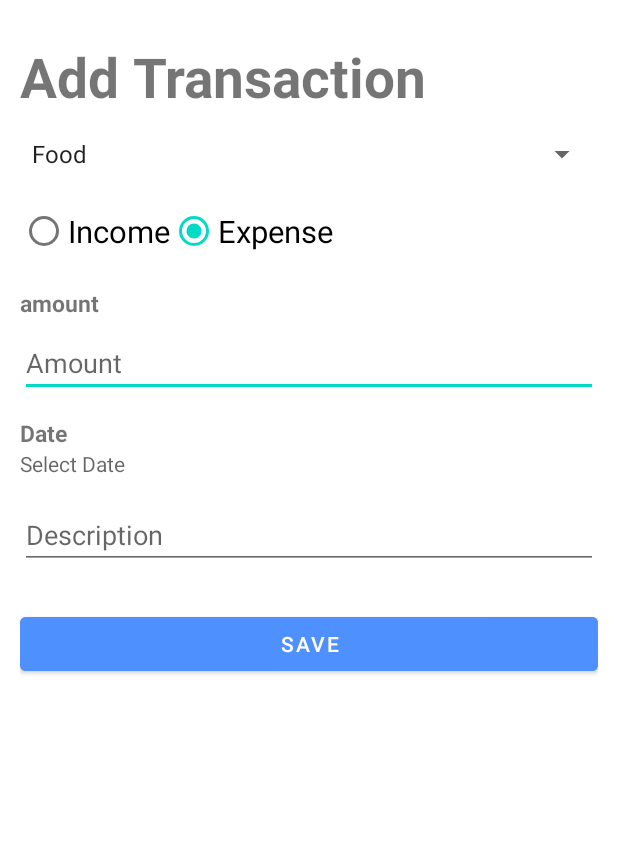
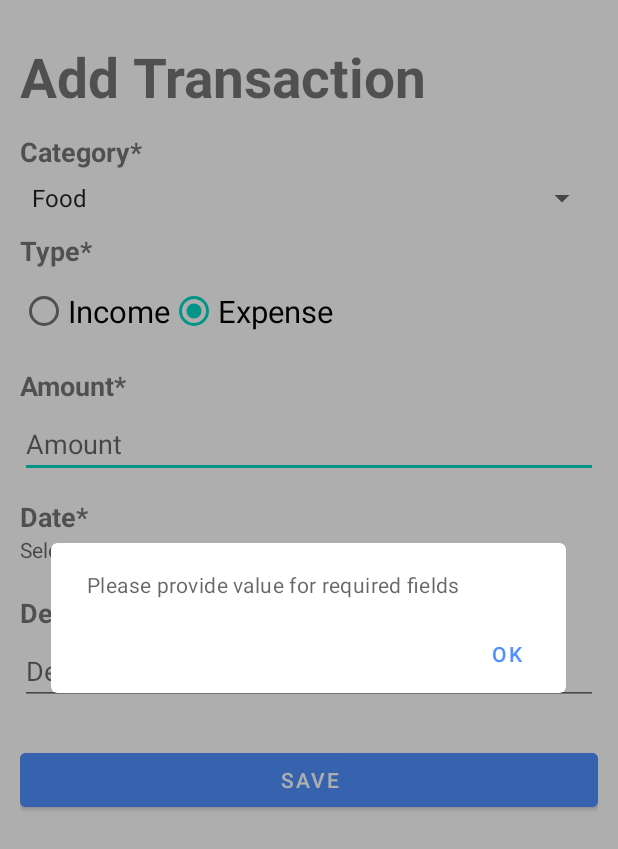
Before and after one commit to Uzair-Jamal/Expense-Tracker, an Android app: the AddTransactionActivity screen opened directly, with no data from a screen before it, after a tap on "SAVE", on a phone screen of 412 x 824 dp. Shown: the top 849 px of the screen. Run offline under Robolectric (Android 15) with nearby library versions, the phone set to English and light mode, and no system bars; our stand-ins replace Room's generated code, data binding, sdp/ssp sizes.

Commit message:
validations added for add transaction(point 1).

```diff
--- a/app/src/main/java/com/andriod/mobileappdevelopertask/Ui/Activity/AddTransactionActivity.kt
+++ b/app/src/main/java/com/andriod/mobileappdevelopertask/Ui/Activity/AddTransactionActivity.kt
@@ -1,8 +1,10 @@
 package com.andriod.mobileappdevelopertask.Ui.Activity
 
 import android.app.Application
+import android.content.Intent
 import android.os.Bundle
 import android.util.Log
+import android.widget.Toast
 import androidx.activity.enableEdgeToEdge
 import androidx.appcompat.app.AppCompatActivity
 import androidx.core.view.ViewCompat
@@ -13,6 +15,7 @@ import com.andriod.mobileappdevelopertask.databinding.ActivityAddTransactionBind
 import com.andriod.mobileappdevelopertask.entity.Transaction
 import com.andriod.mobileappdevelopertask.viewModel.TransactionViewmodel
 import com.google.android.material.datepicker.MaterialDatePicker
+import com.google.android.material.dialog.MaterialAlertDialogBuilder
 import java.text.SimpleDateFormat
 import java.util.Date
 import java.util.Locale
@@ -41,7 +44,6 @@ class AddTransactionActivity : AppCompatActivity() {
         }
 
         datePicker.addOnPositiveButtonClickListener {
-            val dateLong = it
             date = SimpleDateFormat("MMM dd, yyyy", Locale.getDefault()).format(Date(it))
             binding.dateInput.text = date
         }
@@ -52,7 +54,7 @@ class AddTransactionActivity : AppCompatActivity() {
             category = binding.categorySpinner.selectedItem.toString()
 
             val selectedId = binding.transactionTypeGroup.checkedRadioButtonId
-            type = when(selectedId){
+            type = when (selectedId) {
                 R.id.expenseRadio -> binding.expenseRadio.text.toString()
                 R.id.incomeRadio -> binding.incomeRadio.text.toString()
                 else -> ""
@@ -67,10 +69,27 @@ class AddTransactionActivity : AppCompatActivity() {
             )
             Log.d("transaction", "$transaction")
 
-            viewModel.addTransaction(
-                transaction
-            )
-
+            if (amount.isNotBlank() && type.isNotBlank()
+                && category.isNotBlank() && date.isNotBlank()
+            ) {
+                viewModel.addTransaction(
+                    transaction
+                )
+                MaterialAlertDialogBuilder(this)
+                    .setMessage("Transaction inserted successfully")
+                    .setCancelable(false)
+                    .setPositiveButton("Ok") { dialog, _ ->
+                        dialog.dismiss()
+                        startActivity(Intent(this, TransactionActivity::class.java))
+                    }
+                    .show()
+            } else {
+                MaterialAlertDialogBuilder(this)
+                    .setMessage("Please provide value for required fields")
+                    .setCancelable(false)
+                    .setPositiveButton("Ok") { dialog, _ -> dialog.dismiss() }
+                    .show()
+            }
         }
     }
 }
--- a/app/src/main/java/com/andriod/mobileappdevelopertask/entity/Transaction.kt
+++ b/app/src/main/java/com/andriod/mobileappdevelopertask/entity/Transaction.kt
@@ -1,6 +1,7 @@
 package com.andriod.mobileappdevelopertask.entity
 
 import android.os.Parcelable
+import androidx.room.ColumnInfo
 import androidx.room.Entity
 import androidx.room.PrimaryKey
 import kotlinx.parcelize.Parcelize
@@ -9,10 +10,16 @@ import kotlinx.parcelize.Parcelize
 @Parcelize
 data class Transaction(
     @PrimaryKey(autoGenerate = true)
+    @ColumnInfo("id")
     val id: Int = 0,
+    @ColumnInfo("amount")
     val amount: String,
+    @ColumnInfo("type")
     val type: String,
+    @ColumnInfo("category")
     val category: String,
+    @ColumnInfo("date")
     val date: String,
+    @ColumnInfo("description")
     val description: String? = null
 ):Parcelable
--- a/app/src/main/res/layout/activity_add_transaction.xml
+++ b/app/src/main/res/layout/activity_add_transaction.xml
@@ -28,25 +28,51 @@
                 app:layout_constraintTop_toTopOf="parent"
                 app:layout_constraintStart_toStartOf="parent" />
 
+            <TextView
+                android:id="@+id/category_heading"
+                android:layout_width="match_parent"
+                android:layout_height="wrap_content"
+                android:text="Category*"
+                android:textSize="@dimen/_14ssp"
+                android:textStyle="bold"
+                android:layout_marginTop="@dimen/_10sdp"
+                app:layout_constraintTop_toBottomOf="@+id/title"
+                app:layout_constraintStart_toStartOf="parent"
+                app:layout_constraintEnd_toEndOf="parent"
+                />
+
             <Spinner
                 android:id="@+id/categorySpinner"
                 android:layout_width="0dp"
                 android:layout_height="wrap_content"
                 android:entries="@array/categories"
                 android:textSize="@dimen/_14ssp"
-                app:layout_constraintTop_toBottomOf="@+id/title"
+                app:layout_constraintTop_toBottomOf="@+id/category_heading"
                 app:layout_constraintStart_toStartOf="parent"
                 app:layout_constraintEnd_toEndOf="parent"
-                android:layout_marginTop="@dimen/_12sdp" />
+                android:layout_marginTop="@dimen/_5sdp" />
+
+            <TextView
+                android:id="@+id/type_tv"
+                android:layout_width="match_parent"
+                android:layout_height="wrap_content"
+                android:text="Type*"
+                android:textSize="@dimen/_14ssp"
+                android:textStyle="bold"
+                android:layout_marginTop="@dimen/_8sdp"
+                app:layout_constraintTop_toBottomOf="@+id/categorySpinner"
+                app:layout_constraintStart_toStartOf="parent"
+                app:layout_constraintEnd_toEndOf="parent"
+                />
 
             <RadioGroup
                 android:id="@+id/transactionTypeGroup"
                 android:layout_width="wrap_content"
                 android:layout_height="wrap_content"
                 android:orientation="horizontal"
-                app:layout_constraintTop_toBottomOf="@+id/categorySpinner"
+                app:layout_constraintTop_toBottomOf="@+id/type_tv"
                 app:layout_constraintStart_toStartOf="parent"
-                android:layout_marginTop="@dimen/_12sdp">
+                android:layout_marginTop="@dimen/_3sdp">
 
                 <RadioButton
                     android:id="@+id/incomeRadio"
@@ -70,8 +96,8 @@
                 android:id="@+id/amount_tv"
                 android:layout_width="match_parent"
                 android:layout_height="wrap_content"
-                android:text="amount"
-                android:textSize="@dimen/_12ssp"
+                android:text="Amount*"
+                android:textSize="@dimen/_14ssp"
                 android:textStyle="bold"
                 android:layout_marginTop="@dimen/_10sdp"
                 app:layout_constraintTop_toBottomOf="@+id/transactionTypeGroup"
@@ -88,14 +114,14 @@
                 app:layout_constraintTop_toBottomOf="@+id/amount_tv"
                 app:layout_constraintStart_toStartOf="parent"
                 app:layout_constraintEnd_toEndOf="parent"
-                android:layout_marginTop="@dimen/_5sdp" />
+                android:layout_marginTop="@dimen/_3sdp" />
 
             <TextView
                 android:id="@+id/date_tv"
                 android:layout_width="match_parent"
                 android:layout_height="wrap_content"
-                android:text="Date"
-                android:textSize="@dimen/_12ssp"
+                android:text="Date*"
+                android:textSize="@dimen/_14ssp"
                 android:textStyle="bold"
                 android:layout_marginTop="@dimen/_10sdp"
                 app:layout_constraintTop_toBottomOf="@+id/amountInput"
@@ -107,12 +133,25 @@
                 android:id="@+id/dateInput"
                 android:hint="@string/select_date"
                 android:layout_width="match_parent"
-                android:layout_height="wrap_content"
+                android:layout_height="@dimen/_20sdp"
                 android:layout_marginBottom="@dimen/_12sdp"
                 app:layout_constraintStart_toStartOf="parent"
                 app:layout_constraintEnd_toEndOf="parent"
                 app:layout_constraintTop_toBottomOf="@+id/date_tv"
                 android:background="?attr/selectableItemBackground"/>
+
+            <TextView
+                android:id="@+id/description_heading"
+                android:layout_width="match_parent"
+                android:layout_height="wrap_content"
+                android:text="Description"
+                android:textSize="@dimen/_14ssp"
+                android:textStyle="bold"
+                android:layout_marginTop="@dimen/_10sdp"
+                app:layout_constraintTop_toBottomOf="@+id/dateInput"
+                app:layout_constraintStart_toStartOf="parent"
+                app:layout_constraintEnd_toEndOf="parent"
+                />
 
             <EditText
                 android:id="@+id/descriptionInput"
@@ -120,10 +159,10 @@
                 android:layout_height="wrap_content"
                 android:hint="@string/description"
                 android:inputType="textMultiLine"
-                app:layout_constraintTop_toBottomOf="@+id/dateInput"
+                app:layout_constraintTop_toBottomOf="@+id/description_heading"
                 app:layout_constraintStart_toStartOf="parent"
                 app:layout_constraintEnd_toEndOf="parent"
-                android:layout_marginTop="@dimen/_12sdp" />
+                android:layout_marginTop="@dimen/_3sdp" />
 
             <Button
                 android:id="@+id/saveButton"
```
Also changed, not shown: app/src/main/java/com/andriod/mobileappdevelopertask/adapter/TransactionAdapter.kt (+23 -19 lines), app/src/main/res/layout/activity_transaction.xml (+28 -2 lines).
